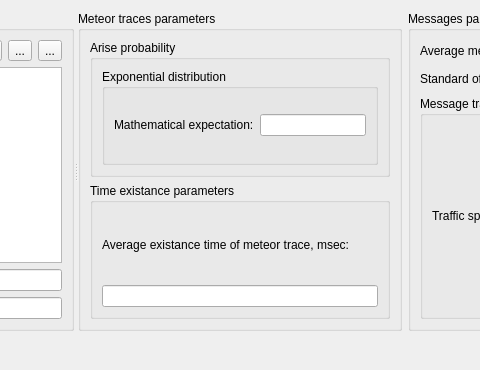
The window that src/gui/ui/meteor_radio_network_form.ui (YuriyRusinov/meteor_radio) describes before a commit, drawn with Qt 5; both pictures show x 264 to 744 and y 0 to 370 of the 1065 by 370 pixel window.
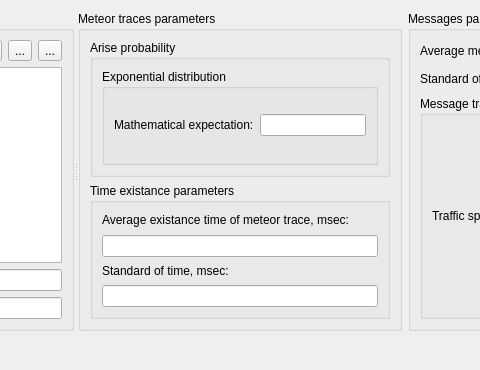
The same window after the commit.

```diff
--- a/src/gui/ui/meteor_radio_network_form.ui
+++ b/src/gui/ui/meteor_radio_network_form.ui
@@ -132,6 +132,13 @@
           <item row="1" column="0">
            <widget class="QLineEdit" name="lETimeExistance"/>
           </item>
+          <item row="2" column="0">
+           <widget class="QLabel" name="lTimeExistanceStandard">
+            <property name="text">
+             <string>&lt;html&gt;&lt;head/&gt;&lt;body&gt;&lt;p&gt;Standard of time, msec:&lt;/p&gt;&lt;/body&gt;&lt;/html&gt;</string>
+            </property>
+           </widget>
+          </item>
           <item row="0" column="0">
            <widget class="QLabel" name="lTimeExistance">
             <property name="text">
@@ -139,6 +146,9 @@
             </property>
            </widget>
           </item>
+          <item row="3" column="0">
+           <widget class="QLineEdit" name="lETimeExistanceSt"/>
+          </item>
          </layout>
         </widget>
        </item>
```
